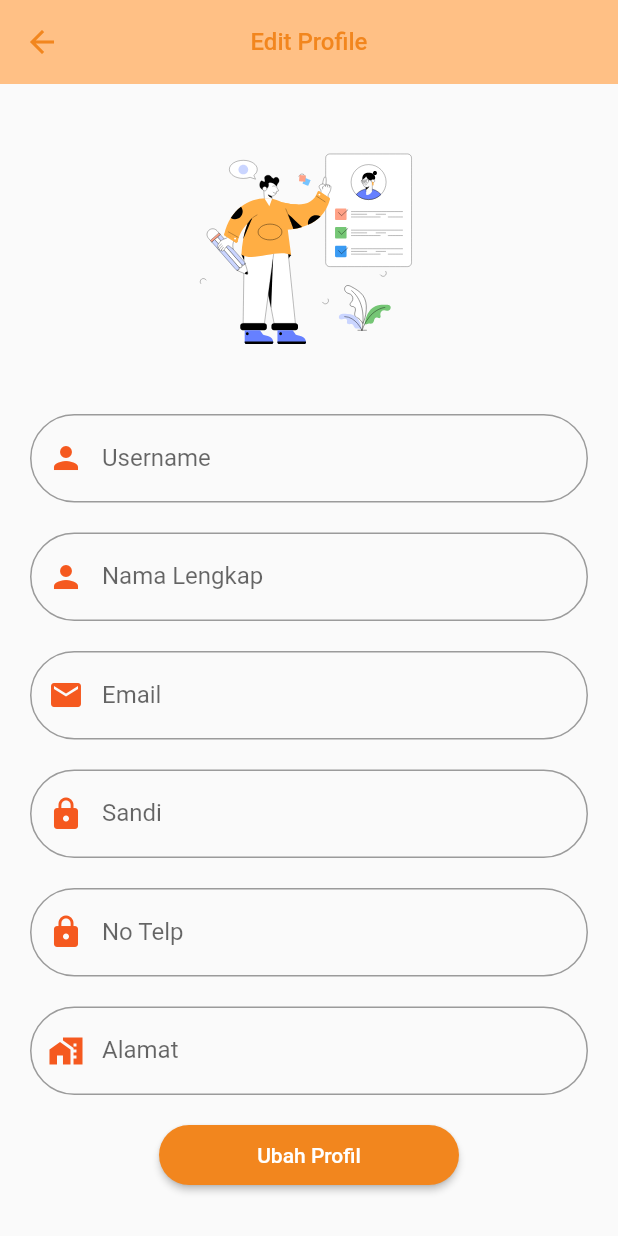
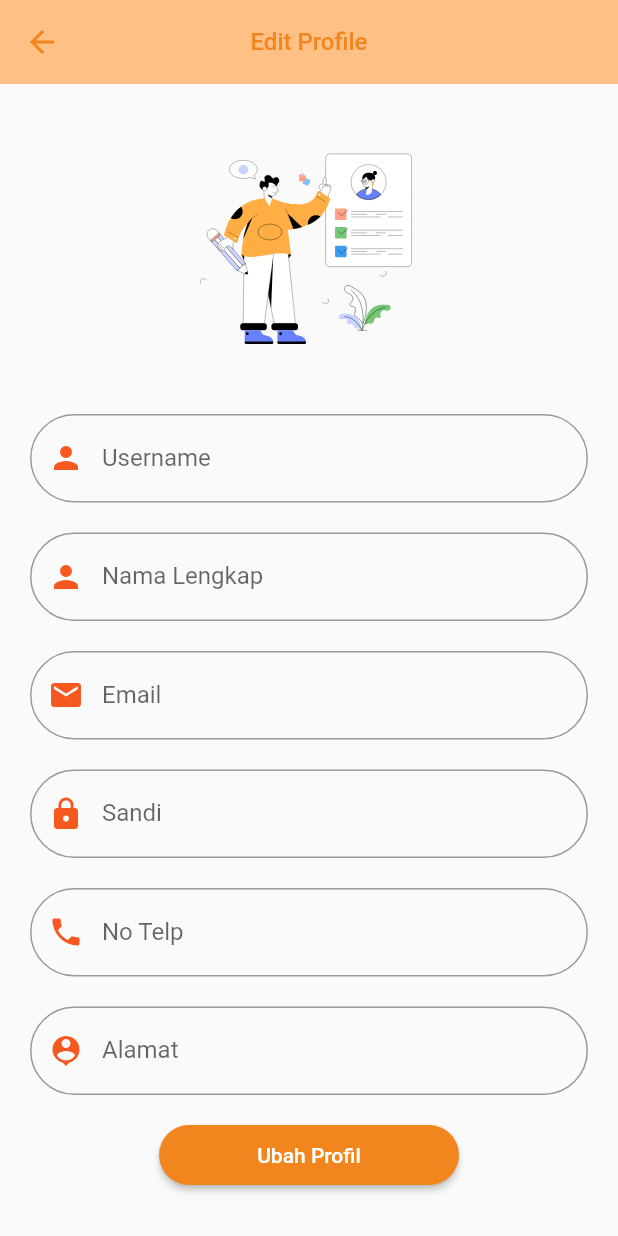
Before and after one commit to zainalabidin10/Projek-Mobile-2, a Flutter app: the EditProfilePage screen opened directly, on a phone screen of 412 x 824 dp. Run offline on Flutter 3.47's test engine with Material 2 defaults, Android fonts, the phone set to English and light mode, and no system bars; our stand-ins replace carousel_slider, fluttertoast, get, image_picker, lottie, quickalert and 1 more; missing offline and left inert: shared_preferences_web, whatsapp; accounts and stored records are empty; network calls fail; project files that could hold a hidden picture were left out.

Commit message:
Final Update

```diff
--- a/config.json
+++ b/config.json
@@ -1,4 +1,5 @@
 {
-    "openai_key": "",
-    "modules": []
+    "modules": [
+
+    ]
 }
--- a/lib/http/networks.dart
+++ b/lib/http/networks.dart
@@ -2,37 +2,37 @@ import 'package:get/get.dart';
 
 class Networks {
   final get_produk =
-      "http://192.168.22.37/restApi_madBuah/produk/get_produk.php".obs;
+      "http://192.168.1.4/restApi_madBuah/produk/get_produk.php".obs;
   final get_user =
-      "http://192.168.22.37/restApi_madBuah/data_user/get_user.php".obs;
+      "http://192.168.1.4/restApi_madBuah/data_user/get_user.php".obs;
   final login_user =
-      "http://192.168.22.37/restApi_madBuah/data_user/login.php".obs;
+      "http://192.168.1.4/restApi_madBuah/data_user/login.php".obs;
   final register_user =
-      "http://192.168.22.37/restApi_madBuah/data_user/post_user.php".obs;
+      "http://192.168.1.4/restApi_madBuah/data_user/post_user.php".obs;
   final get_kategori =
-      "http://192.168.22.37/restApi_madBuah/kategori/get_kategori.php".obs;
+      "http://192.168.1.4/restApi_madBuah/kategori/get_kategori.php".obs;
   final search_produk =
-      "http://192.168.22.37/restApi_madBuah/produk/search_produk.php".obs;
+      "http://192.168.1.4/restApi_madBuah/produk/search_produk.php".obs;
   final get_produk_kategori =
-      "http://192.168.22.37/restApi_madBuah/kategori/get_produk_kategori.php".obs;
+      "http://192.168.1.4/restApi_madBuah/kategori/get_produk_kategori.php".obs;
   final put_user =
-      "http://192.168.22.37/restApi_madBuah/data_user/put_user.php".obs;
+      "http://192.168.1.4/restApi_madBuah/data_user/put_user.php".obs;
   final get_transaksi =
-      "http://192.168.22.37/restApi_madBuah/transaksi/get_transaksi.php".obs;
+      "http://192.168.1.4/restApi_madBuah/transaksi/get_transaksi.php".obs;
   final get_metode_pembayaran =
-      "http://192.168.22.37/restApi_madBuah/motode_pembayaran/get_metode_pembayaran.php"
+      "http://192.168.1.4/restApi_madBuah/motode_pembayaran/get_metode_pembayaran.php"
           .obs;
   final get_idTransaksi =
-      "http://192.168.22.37/restApi_madBuah/transaksi/get_idTransaksi.php".obs;
+      "http://192.168.1.4/restApi_madBuah/transaksi/get_idTransaksi.php".obs;
   final post_transaksi =
-      "http://192.168.22.37/restApi_madBuah/transaksi/post_transaksi.php".obs;
+      "http://192.168.1.4/restApi_madBuah/transaksi/post_transaksi.php".obs;
   final post_detail_transaksi =
-      "http://192.168.22.37/restApi_madBuah/transaksi/post_detail_transaksi.php"
+      "http://192.168.1.4/restApi_madBuah/transaksi/post_detail_transaksi.php"
           .obs;
   final update_bukti_pembayaran =
-      "http://192.168.22.37/restApi_madBuah/transaksi/update_bukti_pembayaran.php"
+      "http://192.168.1.4/restApi_madBuah/transaksi/update_bukti_pembayaran.php"
           .obs;
   final update_status_transaksi =
-      "http://192.168.22.37/restApi_madBuah/transaksi/update_status_transaksi.php"
+      "http://192.168.1.4/restApi_madBuah/transaksi/update_status_transaksi.php"
           .obs;
 }
--- a/lib/pages/dashboard_page.dart
+++ b/lib/pages/dashboard_page.dart
@@ -30,7 +30,6 @@ class _DashboardPageState extends State<DashboardPage> {
 
   final List<String> imgList = [
     'assets/bg/bg4.webp',
-    'assets/bg/bg1.jpeg',
     'assets/bg/bg2.jpeg',
     'assets/bg/bg3.jpeg',
   ];
--- a/lib/pages/edit_profile.dart
+++ b/lib/pages/edit_profile.dart
@@ -259,7 +259,7 @@ class _EditProfilePageState extends State<EditProfilePage> {
                                 label: const Text('No Telp'),
                                 floatingLabelStyle:
                                     const TextStyle(color: Color(0xffF5591F)),
-                                prefixIcon: const Icon(Icons.lock),
+                                prefixIcon: const Icon(Icons.phone),
                                 prefixIconColor: const Color(0xffF5591F),
                                 focusedBorder: OutlineInputBorder(
                                     borderRadius: BorderRadius.circular(100),
@@ -279,7 +279,7 @@ class _EditProfilePageState extends State<EditProfilePage> {
                               label: const Text('Alamat'),
                               floatingLabelStyle:
                                   TextStyle(color: Color(0xffF5591F)),
-                              prefixIcon: const Icon(Icons.maps_home_work),
+                              prefixIcon: const Icon(Icons.location_history),
                               prefixIconColor: const Color(0xffF5591F),
                               focusedBorder: OutlineInputBorder(
                                 borderRadius: BorderRadius.circular(100),
--- a/lib/register_page.dart
+++ b/lib/register_page.dart
@@ -250,7 +250,7 @@ class _RegisterPageState extends State<RegisterPage> {
                             color: Colors.blueGrey,
                           ),
                           suffixIcon: Icon(
-                            Icons.lock,
+                            Icons.location_history,
                             color: Color(0xffF5591F),
                           ),
                           border: OutlineInputBorder(
@@ -274,7 +274,7 @@ class _RegisterPageState extends State<RegisterPage> {
                             color: Colors.blueGrey,
                           ),
                           suffixIcon: Icon(
-                            Icons.lock,
+                            Icons.phone,
                             color: Color(0xffF5591F),
                           ),
                           border: OutlineInputBorder(
```
Also changed, not shown: lib/pages/checkout_page.dart (+7 -10 lines), lib/pages/detail_poduct.dart (+11 -2 lines), lib/pages/payment.dart (+21 -3 lines).
